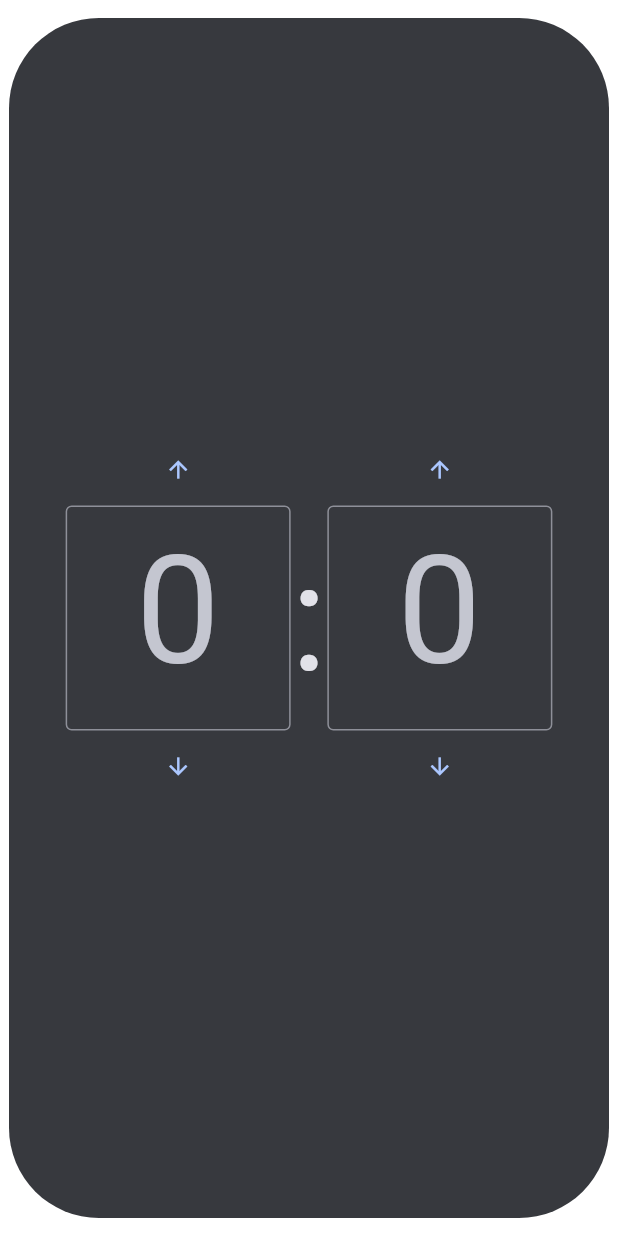
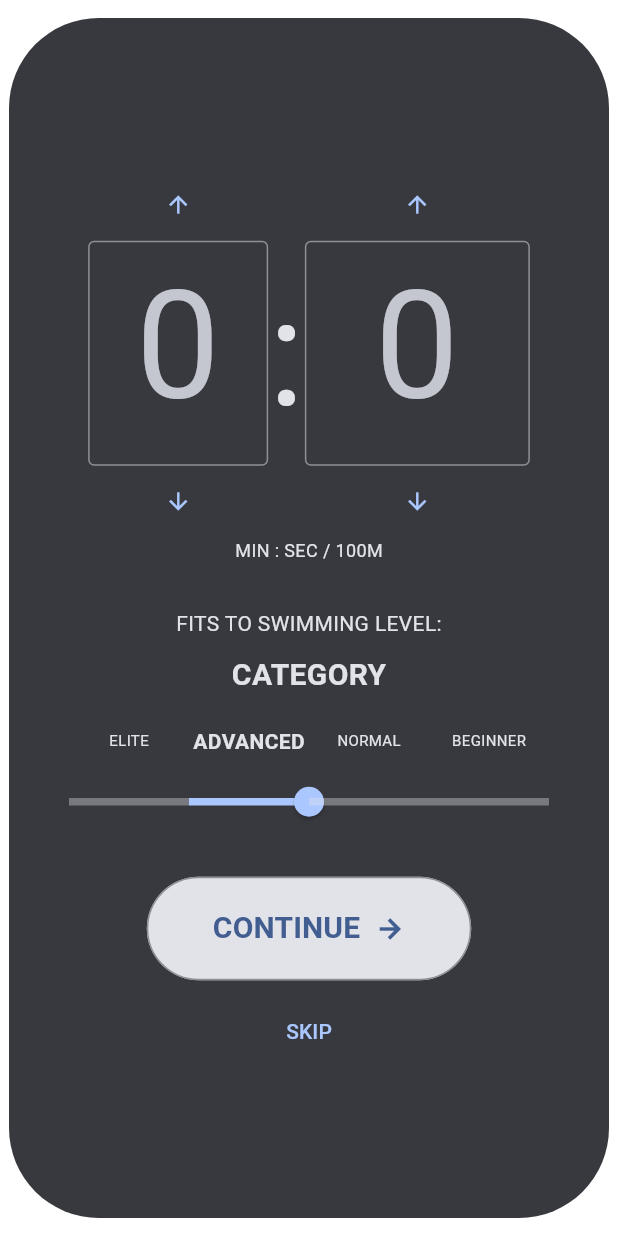
Before and after one commit to vitaliiboiko360/swim_swim, a Flutter app: the screen it shows after launch, on a phone screen of 412 x 824 dp. Run offline on Flutter 3.47's test engine with Material 3 defaults, Android fonts, the phone set to English and light mode, and no system bars.

Commit message:
layout is ready

```diff
--- a/lib/app/swimer_app.dart
+++ b/lib/app/swimer_app.dart
@@ -9,6 +9,7 @@ class SwimerApp extends StatelessWidget {
   Widget build(BuildContext context) {
     return MaterialApp(
       title: 'Swimmer App Demo',
+      debugShowCheckedModeBanner: false,
       theme: ThemeData(
         useMaterial3: true,
         brightness: Brightness.dark,
@@ -65,7 +66,12 @@ class InputScreen extends StatelessWidget {
     return SizedBox.expand(
       child: Column(
         mainAxisAlignment: MainAxisAlignment.center,
-        children: [InputBlock()],
+        children: [
+          InputBlock(),
+          CategorySwimer(),
+          CategorySlider(),
+          SubmitButtons(),
+        ],
       ),
     );
   }
@@ -81,11 +87,17 @@ class InputBlock extends StatelessWidget {
           children: [
             Row(
               children: [
-                NumberInput(),
+                NumberInput.minutes(),
                 Text(':', style: TextStyle(fontSize: 100)),
-                NumberInput(),
+                NumberInput.seconds(),
               ],
             ),
+            Row(
+              children: [
+                Text('MIN : SEC / 100M', style: TextStyle(fontSize: 12)),
+              ],
+            ),
+            SizedBox(height: 25),
           ],
         ),
       ],
@@ -94,6 +106,18 @@ class InputBlock extends StatelessWidget {
 }
 
 class NumberInput extends StatelessWidget {
+  NumberInput.minutes({super.key}) {
+    width = 120;
+    maxLength = 1;
+  }
+  NumberInput.seconds({super.key}) {
+    width = 150;
+    maxLength = 2;
+  }
+
+  late double width;
+  late int maxLength;
+
   @override
   Widget build(BuildContext context) {
     return Column(
@@ -105,14 +129,15 @@ class NumberInput extends StatelessWidget {
           child: Icon(Icons.arrow_upward),
         ),
         SizedBox(
-          width: 150,
+          width: width,
           height: 150,
           child: TextField(
             style: TextStyle(fontSize: 100.0),
             keyboardType: TextInputType.number, // Opens the numeric keypad
             minLines: 1,
             maxLines: 1,
-            maxLength: 1,
+            maxLength: maxLength,
+            showCursor: false,
             textAlign: TextAlign.center,
             inputFormatters: <TextInputFormatter>[
               FilteringTextInputFormatter.digitsOnly,
@@ -139,3 +164,197 @@ class NumberInput extends StatelessWidget {
     );
   }
 }
+
+class CategorySwimer extends StatelessWidget {
+  @override
+  Widget build(BuildContext context) {
+    return Row(
+      mainAxisAlignment: .center,
+      children: [
+        Column(
+          children: [
+            SizedBox(height: 5),
+            Text(
+              "fits to swimming level:".toUpperCase(),
+              style: TextStyle(fontSize: 14),
+            ),
+            SizedBox(height: 10),
+            Text(
+              "CATEGORY",
+              style: TextStyle(fontSize: 20, fontWeight: FontWeight.bold),
+            ),
+          ],
+        ),
+      ],
+    );
+  }
+}
+
+class CategorySlider extends StatefulWidget {
+  const CategorySlider({super.key});
+
+  @override
+  State<CategorySlider> createState() => _CategorySliderState();
+}
+
+enum SwimmerCategory { elite, advanced, normal, beginner }
+
+class SliderCategory extends StatelessWidget {
+  SliderCategory(this.categoryName, this.value, this.onChanged, {super.key});
+  String categoryName;
+  double value;
+  ValueChanged<double>? onChanged;
+
+  @override
+  Widget build(BuildContext context) {
+    return Expanded(
+      child: Column(
+        mainAxisAlignment: .center,
+        spacing: 20,
+        children: [
+          Text(
+            categoryName.toUpperCase(),
+            style: TextStyle(
+              fontSize: onChanged == null ? 10 : 14,
+              fontWeight: onChanged == null ? .normal : .bold,
+            ),
+          ),
+          SliderTheme(
+            data: SliderTheme.of(context).copyWith(
+              thumbShape: onChanged == null
+                  ? SliderComponentShape.noThumb
+                  : RoundSliderThumbShape(),
+              overlayShape: SliderComponentShape.noOverlay,
+              activeTrackColor: Theme.of(context).colorScheme.primary,
+              inactiveTrackColor: Theme.of(context).colorScheme.primary,
+              trackHeight: 5.0,
+              trackShape: RectangularSliderTrackShape(),
+            ),
+            child: Slider(
+              value: value,
+              onChanged: onChanged,
+              padding: onChanged == null
+                  ? EdgeInsetsGeometry.directional(
+                      start: 0,
+                      end: 0,
+                      top: 12,
+                      bottom: 6,
+                    )
+                  : EdgeInsetsGeometry.zero,
+            ),
+          ),
+        ],
+      ),
+    );
+  }
+}
+
+class _CategorySliderState extends State<CategorySlider> {
+  double _firstSlider = 1;
+  double _secondSlider = 1;
+  double _thirdSlider = 1;
+  double _forthSlider = 1;
+
+  @override
+  Widget build(BuildContext context) {
+    return Padding(
+      padding: EdgeInsetsGeometry.directional(
+        start: 40,
+        end: 40,
+        top: 20,
+        bottom: 20,
+      ),
+      child: Row(
+        spacing: 0,
+        children: <Widget>[
+          SliderCategory(
+            SwimmerCategory.elite.name,
+            _firstSlider,
+            null,
+            // (double value,) {
+            //   setState(() {
+            //     _firstSlider = value;
+            //   });
+            // },
+          ),
+          SliderCategory(
+            SwimmerCategory.advanced.name,
+            _secondSlider,
+            // null,
+            (double value) {
+              setState(() {
+                _secondSlider = value;
+              });
+            },
+          ),
+          SliderCategory(
+            SwimmerCategory.normal.name,
+            _thirdSlider,
+            null,
+            // (double value) {
+            //   setState(() {
+            //     _thirdSlider = value;
+            //   });
+            // },
+          ),
+          SliderCategory(
+            SwimmerCategory.beginner.name,
+            _forthSlider,
+            null,
+            // (double value) {
+            //   setState(() {
+            //     _forthSlider = value;
+            //   });
+            // },
+          ),
+        ],
+      ),
+    );
+  }
+}
+
+class SubmitButtons extends StatelessWidget {
+  @override
+  Widget build(BuildContext context) {
+    return Padding(
+      padding: EdgeInsetsGeometry.directional(top: 20),
+      child: Row(
+        mainAxisAlignment: .center,
+        children: [
+          Column(
+            spacing: 10,
+            children: [
+              OutlinedButton(
+                style: OutlinedButton.styleFrom(
+                  backgroundColor: Theme.of(context).colorScheme.inverseSurface,
+                  foregroundColor: Theme.of(context).colorScheme.inversePrimary,
+                ),
+                onPressed: () {},
+                child: Padding(
+                  padding: .all(20),
+                  child: Row(
+                    spacing: 10,
+                    children: [
+                      Text(
+                        "continue".toUpperCase(),
+                        style: TextStyle(fontSize: 20, fontWeight: .bold),
+                      ),
+                      Icon(Icons.arrow_forward, size: 20, fontWeight: .bold),
+                    ],
+                  ),
+                ),
+              ),
+              TextButton(
+                onPressed: () {},
+                child: Padding(
+                  padding: .all(5),
+                  child: Text("skip".toUpperCase()),
+                ),
+              ),
+            ],
+          ),
+        ],
+      ),
+    );
+  }
+}
```
